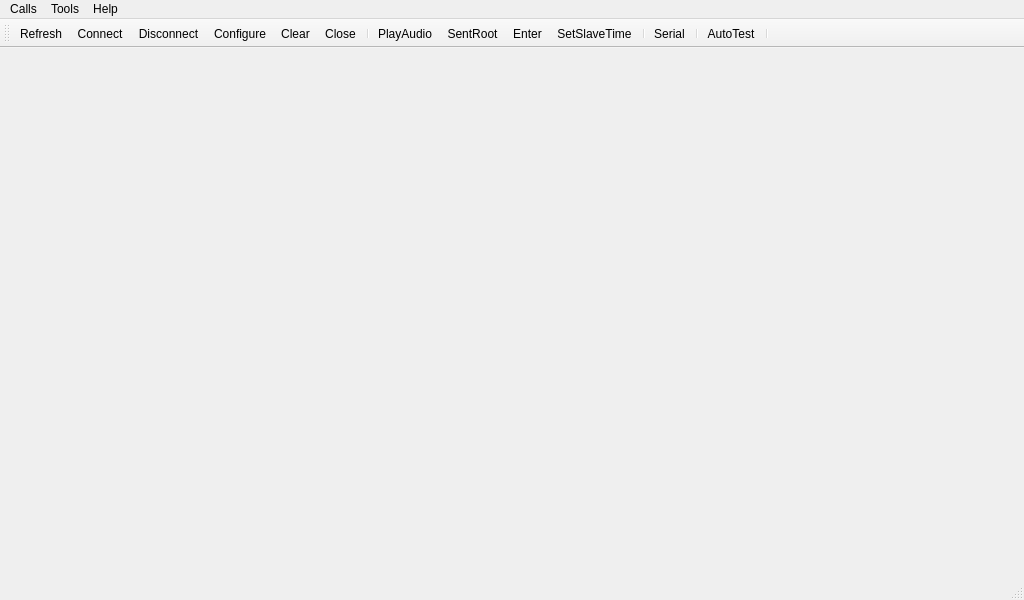
Old version of the form mainwindow.ui in the repository babypp/GitStudy.
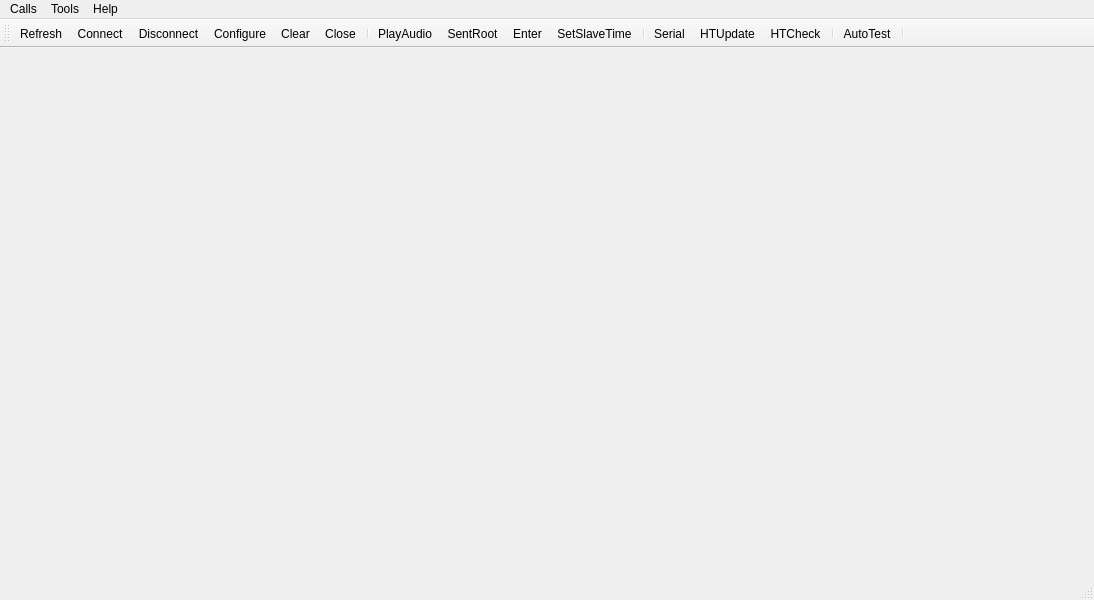
New version of the form. Icons and pictures are not drawn.

Commit message: Add Hunter Time Check Feature

The edit to the form file:
```diff
--- a/mainwindow.ui
+++ b/mainwindow.ui
@@ -6,7 +6,7 @@
    <rect>
     <x>0</x>
     <y>0</y>
-    <width>1024</width>
+    <width>1094</width>
     <height>600</height>
    </rect>
   </property>
@@ -28,7 +28,7 @@
     <rect>
      <x>0</x>
      <y>0</y>
-     <width>1024</width>
+     <width>1094</width>
      <height>22</height>
     </rect>
    </property>
@@ -83,7 +83,7 @@
     <enum>TopToolBarArea</enum>
    </attribute>
    <attribute name="toolBarBreak">
-    <bool>true</bool>
+    <bool>false</bool>
    </attribute>
    <addaction name="actionRefresh"/>
    <addaction name="actionConnect"/>
@@ -98,6 +98,8 @@
    <addaction name="actionSetSlaveTime"/>
    <addaction name="separator"/>
    <addaction name="actionSerial"/>
+   <addaction name="actionHunterTimeUpdate"/>
+   <addaction name="actionHunterStoreTimeCheck"/>
    <addaction name="separator"/>
    <addaction name="actionAutoTest"/>
    <addaction name="separator"/>
@@ -219,6 +221,24 @@
     <string>PlayAudio</string>
    </property>
   </action>
+  <action name="actionHunterTimeUpdate">
+   <property name="icon">
+    <iconset resource="hardwaretest_master.qrc">
+     <normaloff>:/images/update.jpg</normaloff>:/images/update.jpg</iconset>
+   </property>
+   <property name="text">
+    <string>HTUpdate</string>
+   </property>
+  </action>
+  <action name="actionHunterStoreTimeCheck">
+   <property name="icon">
+    <iconset resource="hardwaretest_master.qrc">
+     <normaloff>:/images/confirm.jpg</normaloff>:/images/confirm.jpg</iconset>
+   </property>
+   <property name="text">
+    <string>HTCheck</string>
+   </property>
+  </action>
  </widget>
  <layoutdefault spacing="6" margin="11"/>
  <resources>
```
Left out of the diff: 3 changed lines with no effect on the pictures. The commit also changes 5 other files.
